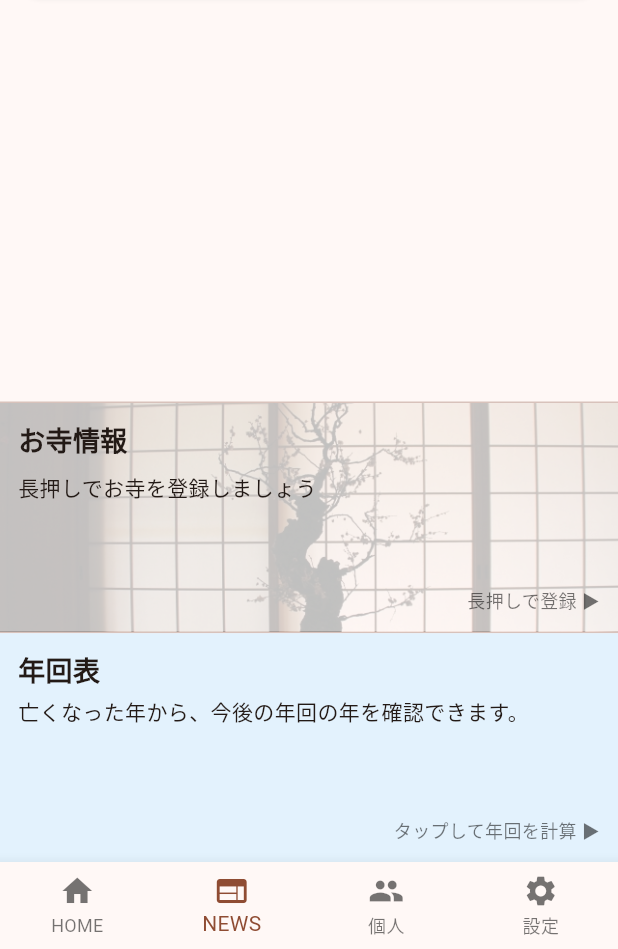
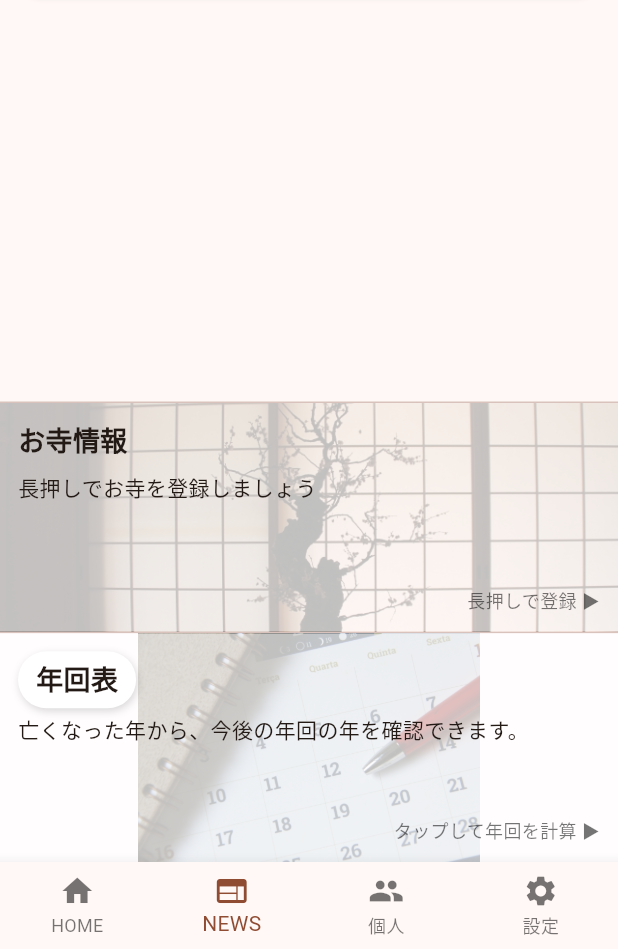
Before and after one commit to giun0721-byte/smadan02, a Flutter app: the screen it shows after launch, item 2 of the bottom bar chosen, after a tap on "お寺情報", on a phone screen of 412 x 824 dp, the part 287-1236 px from its top. Run offline on Flutter 3.47's test engine with Material 3 defaults, Android fonts, the light colour scheme and no system bars; our stand-ins replace csv, image_picker, shared_preferences, video_player; project files that could hold a hidden picture were left out.

Commit message:
明日から諏訪

```diff
--- a/lib/home_page.dart
+++ b/lib/home_page.dart
@@ -31,10 +31,6 @@ class _HomePageState extends State<HomePage> {
   // どの丸アイコンが「アクティブ（太枠）」か
   int _currentHomeIndex = -1;
 
-  // HOME丸アイコン用のPageController（スワイプ）
-  final PageController _homeIconController =
-      PageController(viewportFraction: 0.30);
-
   // エフェクト動画用
   String? _effectPath;
   VideoPlayerController? _effectController;
@@ -49,7 +45,6 @@ class _HomePageState extends State<HomePage> {
   @override
   void dispose() {
     _effectController?.dispose();
-    _homeIconController.dispose();
     super.dispose();
   }
 
@@ -211,23 +206,24 @@ class _HomePageState extends State<HomePage> {
               for (int i = 0; i < ihaiItems.length; i++)
                 _buildIhaiWidget(context, ihaiItems[i], i, w, h),
 
-              // 5) HOMEに表示の丸型遺影（複数・センター・スワイプ・太枠）
+              // 5) HOMEに表示の丸型遺影（複数を1グループとして横中央に配置）
               if (_homePersons.isNotEmpty)
                 Positioned(
-                  top: 24,
+                  top: 16, // 位置を少し上に
                   left: 0,
                   right: 0,
                   child: SizedBox(
-                    height: 90,
-                    child: PageView.builder(
-                      controller: _homeIconController,
-                      itemCount: _homePersons.length,
-                      itemBuilder: (context, index) {
+                    height: 86,
+                    child: Center(
+                      child: SingleChildScrollView(
+                        scrollDirection: Axis.horizontal,
+                        child: Row(
+                          mainAxisSize: MainAxisSize.min, // グループ全体を中央寄せ
+                          children: List.generate(_homePersons.length, (index) {
                             final p = _homePersons[index];
                             final bool isActive = index == _currentHomeIndex;
 
-                        return Center(
-                          child: GestureDetector(
+                            return GestureDetector(
                               onTap: () {
                                 setState(() {
                                   _currentHomeIndex = index;
@@ -236,11 +232,12 @@ class _HomePageState extends State<HomePage> {
                                 });
                               },
                               child: Padding(
+                                // アイコン同士の感覚を詰める
                                 padding:
-                                  const EdgeInsets.symmetric(horizontal: 20),
+                                    const EdgeInsets.symmetric(horizontal: 4),
                                 child: Container(
-                                width: 76,
-                                height: 76,
+                                  width: 72,
+                                  height: 72,
                                   decoration: BoxDecoration(
                                     shape: BoxShape.circle,
                                     color: Colors.black.withOpacity(0.25),
@@ -261,13 +258,13 @@ class _HomePageState extends State<HomePage> {
                                   ),
                                 ),
                               ),
-                          ),
                             );
-                      },
+                          }),
                         ),
                       ),
                     ),
-
+                  ),
+                ),
               // 6) HOMEに表示の詳細オーバーレイ（タップで閉じる）
               if (_overlayPerson != null && _homeOverlayOpen)
                 Positioned.fill(
@@ -304,15 +301,14 @@ class _HomePageState extends State<HomePage> {
     double w,
     double h,
   ) {
-    final ihaiHeight = h * 0.40 * item.scale;
+    final ihaiHeight = h * 0.35 * item.scale;
 
 // 0.0〜1.0 の正規化座標を安全にクランプ
     final cx = item.centerX.clamp(0.0, 1.0);
-    final cy = item.centerY.clamp(0.0, 1.0);
+// ★ 10% 上に補正（＝中心座標を 0.10 減らす）
+    final cy = (item.centerY - 0.10).clamp(0.0, 1.0);
 
 // Alignment を使って「中心座標」を素直に指定
-    // x: 0.0→左, 1.0→右 を -1.0〜1.0 に変換
-    // y: 0.0→上, 1.0→下  を -1.0〜1.0 に変換
     final alignment = Alignment(cx * 2 - 1, cy * 2 - 1);
 
     return Align(
--- a/lib/news_page.dart
+++ b/lib/news_page.dart
@@ -112,7 +112,6 @@ class _NewsPageState extends State<NewsPage> {
   @override
   Widget build(BuildContext context) {
     return Scaffold(
-      // ← AppBarを完全に消す（枠もなし）
       body: Stack(
         children: [
           SafeArea(
@@ -358,10 +357,9 @@ class _NewsPageState extends State<NewsPage> {
           color: Colors.black54,
           alignment: Alignment.center,
           child: GestureDetector(
-            // 中身タップで閉じないように
             onTap: () {},
             child: FractionallySizedBox(
-              heightFactor: 0.7, // 画面の70% → 下のメニューは隠れない
+              heightFactor: 0.7,
               widthFactor: 0.9,
               child: Card(
                 shape: RoundedRectangleBorder(
@@ -436,7 +434,6 @@ class _NewsPageState extends State<NewsPage> {
                         ),
                       ),
                     ),
-                    // 右下の「閉じる」ボタンは削除
                   ],
                 ),
               ),
@@ -504,7 +501,7 @@ class _TempleInfoPanelState extends State<TempleInfoPanel> {
 
     final updated = await showDialog<bool>(
       context: context,
-      barrierDismissible: false, // 保存 or キャンセルまで閉じない
+      barrierDismissible: false,
       builder: (context) => TempleInfoDialog(
         initialData: initial,
         keys: const TempleInfoKeys(
@@ -533,9 +530,10 @@ class _TempleInfoPanelState extends State<TempleInfoPanel> {
       barrierDismissible: true,
       barrierColor: Colors.black54,
       builder: (context) {
-        return Center(
+        return Align(
+          alignment: const Alignment(0, -0.15), // 画面中央よりやや上に
           child: FractionallySizedBox(
-            heightFactor: 0.38, // ← 少し高さUP（情報追加のため）
+            heightFactor: 0.4,
             widthFactor: 0.9,
             child: Card(
               shape: RoundedRectangleBorder(
@@ -544,28 +542,40 @@ class _TempleInfoPanelState extends State<TempleInfoPanel> {
               child: Padding(
                 padding: const EdgeInsets.fromLTRB(16, 16, 16, 16),
                 child: Column(
-                  crossAxisAlignment: CrossAxisAlignment.start, // ← 左揃え
+                  crossAxisAlignment: CrossAxisAlignment.start,
                   children: [
-                    // ☆ お寺の名前
-                    Text(
+                    // お寺名：角丸白ボタン風
+                    Container(
+                      padding: const EdgeInsets.symmetric(
+                          horizontal: 12, vertical: 6),
+                      decoration: BoxDecoration(
+                        color: Colors.white,
+                        borderRadius: BorderRadius.circular(20),
+                        boxShadow: [
+                          BoxShadow(
+                            color: Colors.black.withOpacity(0.15),
+                            blurRadius: 4,
+                            offset: const Offset(1, 2),
+                          ),
+                        ],
+                      ),
+                      child: Text(
                         name,
                         style: const TextStyle(
                           fontSize: 18,
                           fontWeight: FontWeight.bold,
                         ),
-                      textAlign: TextAlign.left,
+                      ),
                     ),
 
-                    // ☆ 宗派
                     if (sect.isNotEmpty) ...[
-                      const SizedBox(height: 4),
+                      const SizedBox(height: 8),
                       Text(
                         sect,
                         style: const TextStyle(fontSize: 14),
                       ),
                     ],
 
-                    // ☆ 住所
                     if (address.isNotEmpty) ...[
                       const SizedBox(height: 4),
                       Text(
@@ -574,18 +584,19 @@ class _TempleInfoPanelState extends State<TempleInfoPanel> {
                       ),
                     ],
 
-                    const SizedBox(height: 16), // ← ボタン類前に余白追加
+                    const SizedBox(height: 16),
 
+                    // ★ お年寄り向けの柔らかい色のボタン
                     SizedBox(
                       width: double.infinity,
-                      height: 50,
+                      height: 52,
                       child: ElevatedButton.icon(
                         style: ElevatedButton.styleFrom(
-                          backgroundColor: const Color(0xFFF8C200), // ← 山吹色
-                          foregroundColor: Colors.black87,
+                          backgroundColor: const Color(0xFFFFF3C4), // クリーム色
+                          foregroundColor: const Color(0xFF5D4037), // 濃い茶色
                           padding: const EdgeInsets.symmetric(vertical: 12),
                           shape: RoundedRectangleBorder(
-                            borderRadius: BorderRadius.circular(12), // ← 角丸少し強め
+                            borderRadius: BorderRadius.circular(12),
                           ),
                         ),
                         onPressed: () {
@@ -593,19 +604,21 @@ class _TempleInfoPanelState extends State<TempleInfoPanel> {
                           _callTemple();
                         },
                         icon: const Icon(Icons.phone, size: 22),
-                        label:
-                            const Text('電話する', style: TextStyle(fontSize: 16)),
+                        label: const Text(
+                          '電話する',
+                          style: TextStyle(fontSize: 17),
                         ),
                       ),
-                    const SizedBox(height: 12),
+                    ),
+                    const SizedBox(height: 10),
 
                     SizedBox(
                       width: double.infinity,
-                      height: 50,
+                      height: 52,
                       child: ElevatedButton.icon(
                         style: ElevatedButton.styleFrom(
-                          backgroundColor: const Color(0xFFF8C200),
-                          foregroundColor: Colors.black87,
+                          backgroundColor: const Color(0xFFFFF3C4),
+                          foregroundColor: const Color(0xFF5D4037),
                           padding: const EdgeInsets.symmetric(vertical: 12),
                           shape: RoundedRectangleBorder(
                             borderRadius: BorderRadius.circular(12),
@@ -616,19 +629,21 @@ class _TempleInfoPanelState extends State<TempleInfoPanel> {
                           _mailTemple();
                         },
                         icon: const Icon(Icons.mail, size: 22),
-                        label:
-                            const Text('メールする', style: TextStyle(fontSize: 16)),
+                        label: const Text(
+                          'メールする',
+                          style: TextStyle(fontSize: 17),
                         ),
                       ),
-                    const SizedBox(height: 12),
+                    ),
+                    const SizedBox(height: 10),
 
                     SizedBox(
                       width: double.infinity,
-                      height: 50,
+                      height: 52,
                       child: ElevatedButton.icon(
                         style: ElevatedButton.styleFrom(
-                          backgroundColor: const Color(0xFFF8C200),
-                          foregroundColor: Colors.black87,
+                          backgroundColor: const Color(0xFFFFF3C4),
+                          foregroundColor: const Color(0xFF5D4037),
                           padding: const EdgeInsets.symmetric(vertical: 12),
                           shape: RoundedRectangleBorder(
                             borderRadius: BorderRadius.circular(12),
@@ -639,8 +654,10 @@ class _TempleInfoPanelState extends State<TempleInfoPanel> {
                           _goTemple();
                         },
                         icon: const Icon(Icons.map, size: 22),
-                        label:
-                            const Text('行ってみる', style: TextStyle(fontSize: 16)),
+                        label: const Text(
+                          '行ってみる',
+                          style: TextStyle(fontSize: 17),
+                        ),
                       ),
                     ),
                   ],
@@ -703,7 +720,7 @@ class _TempleInfoPanelState extends State<TempleInfoPanel> {
     }
   }
 
-  /// temple_ico.png を角丸・和紙風背景で表示（1.5倍サイズ）
+  /// （未使用だが残しても問題なし）
   Widget _buildTempleAvatar() {
     return Container(
       width: 72,
@@ -712,7 +729,7 @@ class _TempleInfoPanelState extends State<TempleInfoPanel> {
         borderRadius: BorderRadius.circular(12),
         gradient: const LinearGradient(
           colors: [
-            Color(0xFFFDF8E1), // 和紙の淡いクリーム
+            Color(0xFFFDF8E1),
             Color(0xFFF7EEC4),
           ],
           begin: Alignment.topLeft,
@@ -748,7 +765,6 @@ class _TempleInfoPanelState extends State<TempleInfoPanel> {
     final bool isRegistered = _templeName.isNotEmpty;
 
     return Container(
-      // 背景画像：縦100％でカバー（横は見切れOK）
       decoration: const BoxDecoration(
         image: DecorationImage(
           image: AssetImage('assets/news/bg_temple.jpg'),
@@ -760,7 +776,6 @@ class _TempleInfoPanelState extends State<TempleInfoPanel> {
         onTap: isRegistered ? _openActionDialog : null,
         onLongPress: _openEditDialog,
         child: Container(
-          // 半透明で文字を読みやすく
           color: Colors.white.withOpacity(0.75),
           child: Padding(
             padding: const EdgeInsets.all(12),
@@ -790,28 +805,31 @@ class _TempleInfoPanelState extends State<TempleInfoPanel> {
 
                 // --- 登録済み表示 ---
                 if (isRegistered) ...[
-                  Row(
-                    crossAxisAlignment: CrossAxisAlignment.start,
-                    children: [
-                      _buildTempleAvatar(),
-                      const SizedBox(width: 12),
-                      Expanded(
-                        child: Column(
-                          crossAxisAlignment: CrossAxisAlignment.start, // ← 左寄せ
-                          children: [
-                            // お寺の名前（左寄せ）
-                            Text(
+                  // お寺名：白い角丸ボタン風
+                  Container(
+                    padding:
+                        const EdgeInsets.symmetric(horizontal: 12, vertical: 6),
+                    decoration: BoxDecoration(
+                      color: Colors.white,
+                      borderRadius: BorderRadius.circular(20),
+                      boxShadow: [
+                        BoxShadow(
+                          color: Colors.black.withOpacity(0.15),
+                          blurRadius: 4,
+                          offset: const Offset(1, 2),
+                        ),
+                      ],
+                    ),
+                    child: Text(
                       _templeName,
                       style: const TextStyle(
-                                fontSize: 20,
+                        fontSize: 18,
                         fontWeight: FontWeight.bold,
                       ),
-                              textAlign: TextAlign.left,
                     ),
-
-                            // 宗派（あれば表示）
+                  ),
                   if (_sect.isNotEmpty) ...[
-                              const SizedBox(height: 4),
+                    const SizedBox(height: 8),
                     Text(
                       _sect,
                       style: const TextStyle(
@@ -821,25 +839,7 @@ class _TempleInfoPanelState extends State<TempleInfoPanel> {
                       textAlign: TextAlign.left,
                     ),
                   ],
-
-                            // 住所（あれば表示）
-                            if (_address.isNotEmpty) ...[
-                              const SizedBox(height: 4),
-                              Text(
-                                _address,
-                                style: const TextStyle(
-                                  fontSize: 13,
-                                  color: Colors.black87,
-                                  height: 1.3,
-                                ),
-                                textAlign: TextAlign.left,
-                              ),
-                            ],
-                          ],
-                        ),
-                      ),
-                    ],
-                  ),
+                  // 住所は非表示
                   const Spacer(),
                   const Align(
                     alignment: Alignment.bottomRight,
@@ -956,11 +956,11 @@ class _TempleInfoDialogState extends State<TempleInfoDialog> {
     await prefs.setString(widget.keys.emailKey, _emailController.text.trim());
 
     if (!mounted) return;
-    Navigator.of(context).pop(true); // 更新あり
+    Navigator.of(context).pop(true);
   }
 
   void _cancel() {
-    Navigator.of(context).pop(false); // 変更なし
+    Navigator.of(context).pop(false);
   }
 
   @override
@@ -1087,7 +1087,7 @@ class _TempleInfoDialogState extends State<TempleInfoDialog> {
 }
 
 /// =======================
-/// 下段 右：年回表パネル（タップでウィンドウ）
+/// 下段 右：年回表パネル（背景画像）
 /// =======================
 class NenkiPanel extends StatefulWidget {
   const NenkiPanel({super.key});
@@ -1103,7 +1103,8 @@ class _NenkiPanelState extends State<NenkiPanel> {
       barrierDismissible: true,
       barrierColor: Colors.black54,
       builder: (context) {
-        return Center(
+        return Align(
+          alignment: const Alignment(0, -0.1), // 少し上に
           child: FractionallySizedBox(
             heightFactor: 0.6,
             widthFactor: 0.9,
@@ -1123,25 +1124,49 @@ class _NenkiPanelState extends State<NenkiPanel> {
   @override
   Widget build(BuildContext context) {
     return Container(
-      color: Colors.blue.shade50,
+      decoration: const BoxDecoration(
+        image: DecorationImage(
+          image: AssetImage('assets/news/bg_report.jpg'),
+          fit: BoxFit.fitHeight, // 縦100％、横は見切れOK
+          alignment: Alignment.center,
+        ),
+      ),
       child: InkWell(
         onTap: _openNenkiDialog,
-        child: const Padding(
-          padding: EdgeInsets.all(12),
+        child: Container(
+          color: Colors.white.withOpacity(0.75),
+          child: Padding(
+            padding: const EdgeInsets.all(12),
             child: Column(
               crossAxisAlignment: CrossAxisAlignment.start,
               children: [
-              Text(
+                // 「年回表」角丸白ボタン風
+                Container(
+                  padding:
+                      const EdgeInsets.symmetric(horizontal: 12, vertical: 6),
+                  decoration: BoxDecoration(
+                    color: Colors.white,
+                    borderRadius: BorderRadius.circular(20),
+                    boxShadow: [
+                      BoxShadow(
+                        color: Colors.black.withOpacity(0.15),
+                        blurRadius: 4,
+                        offset: const Offset(1, 2),
+                      ),
+                    ],
+                  ),
+                  child: const Text(
                     '年回表',
                     style: TextStyle(fontSize: 18, fontWeight: FontWeight.bold),
                   ),
-              SizedBox(height: 4),
-              Text(
+                ),
+                const SizedBox(height: 4),
+                const Text(
                   '亡くなった年から、今後の年回の年を確認できます。',
                   style: TextStyle(fontSize: 14, height: 1.5),
                 ),
-              Spacer(),
-              Align(
+                const Spacer(),
+                const Align(
                   alignment: Alignment.bottomRight,
                   child: Text(
                     'タップして年回を計算 ▶',
@@ -1149,6 +1174,7 @@ class _NenkiPanelState extends State<NenkiPanel> {
                   ),
                 ),
               ],
+            ),
           ),
         ),
       ),
@@ -1198,13 +1224,18 @@ class _NenkiDialogState extends State<_NenkiDialog> {
     for (final c in _cycles) {
       final yr = year + c - 1; // 命年＋(回忌−1)
       if (yr >= nowYear) {
-        // ★ 1回忌 → 1周忌
-        final label = (c == 1) ? '1周忌' : '${c}回忌';
-        const note = ''; // 「節目の大法要の目安」は表示しない
+        // 1回忌 → 1周忌
+        String label;
+        if (c == 1) {
+          label = '1周忌';
+        } else {
+          label = '$c回忌';
+        }
+
         rows.add(_NenkiRow(
           label: label,
           year: yr,
-          note: note,
+          note: '',
         ));
       }
     }
@@ -1261,27 +1292,26 @@ class _NenkiDialogState extends State<_NenkiDialog> {
   /// 西暦年 → 和暦表示（令和・平成・昭和・大正・明治）
   String _formatWareki(int year) {
     if (year >= 2019) {
-      final n = year - 2018; // 2019 → 1
+      final n = year - 2018;
       final y = (n == 1) ? '元' : '$n';
       return '令和$y年';
     } else if (year >= 1989) {
-      final n = year - 1988; // 1989 → 1
+      final n = year - 1988;
       final y = (n == 1) ? '元' : '$n';
       return '平成$y年';
     } else if (year >= 1926) {
-      final n = year - 1925; // 1926 → 1
+      final n = year - 1925;
       final y = (n == 1) ? '元' : '$n';
       return '昭和$y年';
     } else if (year >= 1912) {
-      final n = year - 1911; // 1912 → 1
+      final n = year - 1911;
       final y = (n == 1) ? '元' : '$n';
       return '大正$y年';
     } else if (year >= 1868) {
-      final n = year - 1867; // 1868 → 1
+      final n = year - 1867;
       final y = (n == 1) ? '元' : '$n';
       return '明治$y年';
     }
-    // それ以前は空文字（西暦のみ表示）
     return '';
   }
 
@@ -1344,11 +1374,11 @@ class _NenkiDialogState extends State<_NenkiDialog> {
             ],
           ),
           const SizedBox(height: 4),
+          // クイック入力：のラベルは削除し、ボタンだけ残す
           Wrap(
             spacing: 4,
             runSpacing: 4,
             children: [
-              const Text('クイック入力：', style: TextStyle(color: Colors.black54)),
               for (final y in quickYears)
                 OutlinedButton(
                   onPressed: () => _quickSetYear(y),
@@ -1387,7 +1417,7 @@ class _NenkiDialogState extends State<_NenkiDialog> {
               child: _rows.isEmpty
                   ? const Center(
                       child: Text(
-                        '年を入力して「計算」を押してください。',
+                        '年を入力して計算か、年のボタンを押してください。',
                         style: TextStyle(fontSize: 14),
                       ),
                     )
```
Also changed, not shown: 1 other file. Lines whose indentation alone changed are shown as unchanged.
